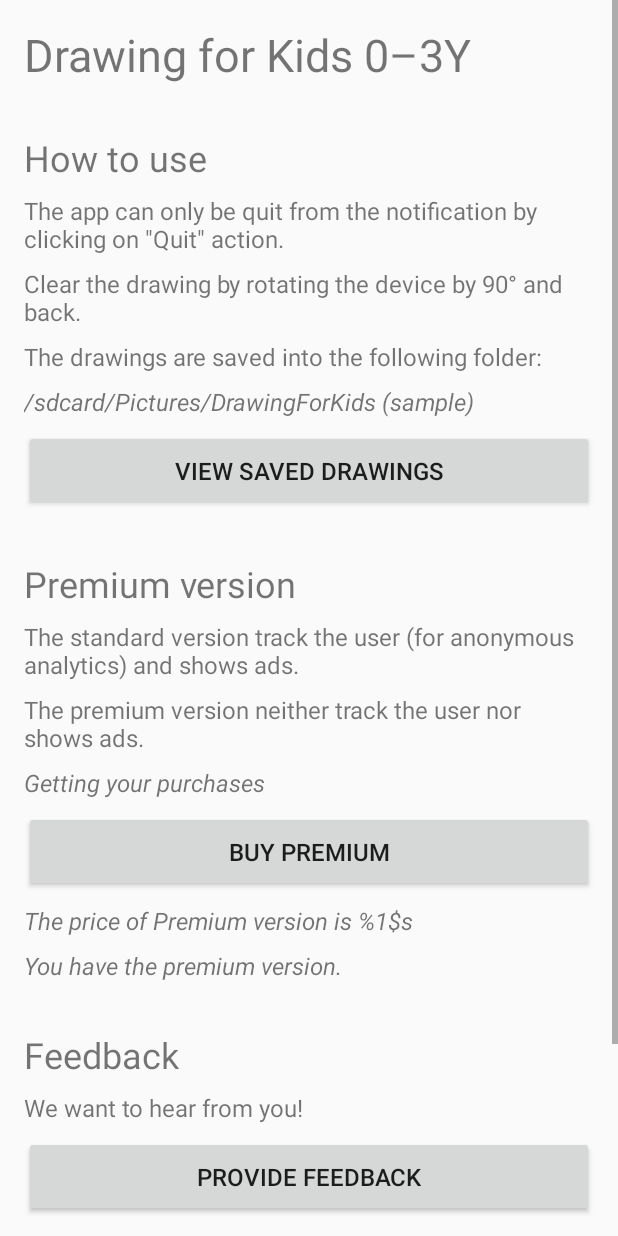
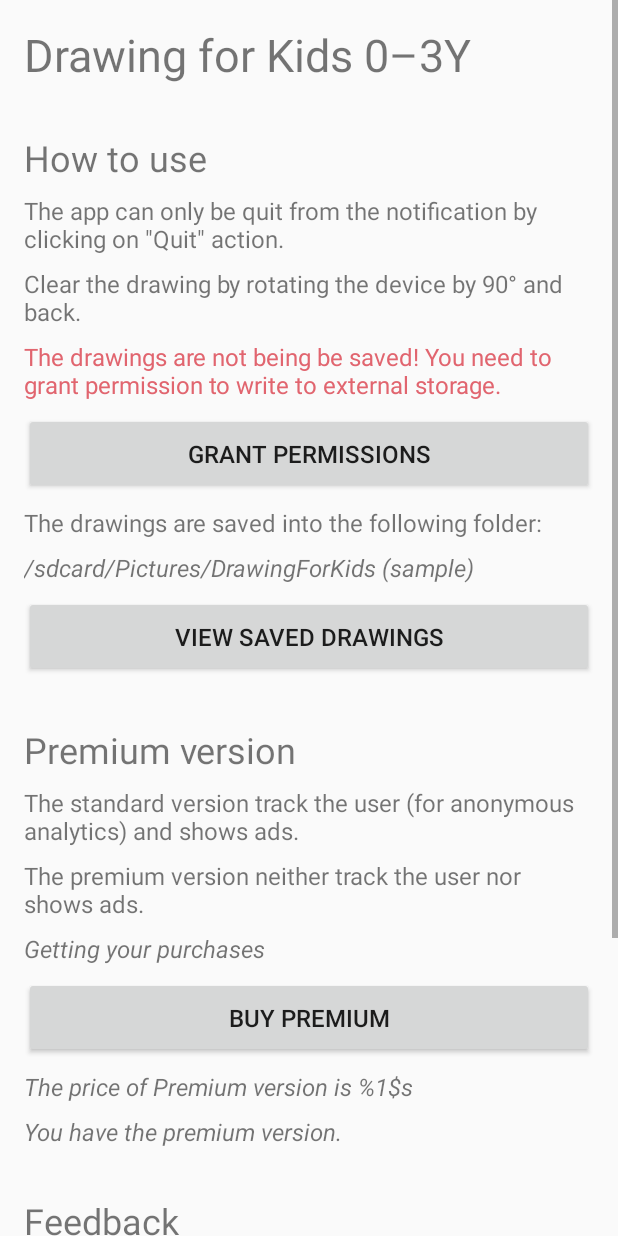
Before and after one commit to jmalenko/DrawingForKids, an Android app: the layout activity_settings.xml on its own in the app's theme, with its tools: preview values and no code run, on a phone screen of 412 x 824 dp. Run offline under Robolectric (Android 15) with nearby library versions, the phone set to English and light mode, and no system bars.

Commit message:
Grant permissions from settings

```diff
--- a/app/src/main/res/layout/activity_settings.xml
+++ b/app/src/main/res/layout/activity_settings.xml
@@ -32,6 +32,36 @@
                 android:text="@string/text_how_to_use_2"
                 android:textSize="16sp"
                 android:layout_marginTop="8dp"/>
+
+        <LinearLayout
+                android:orientation="vertical"
+                android:layout_width="match_parent"
+                android:layout_height="wrap_content"
+                android:id="@+id/noPermissions"
+                android:gravity="start">
+
+            <TextView
+                    android:layout_width="match_parent" android:layout_height="wrap_content"
+                    android:text="@string/text_how_to_use_cannot_be_saved"
+                    android:textColor="@color/colorWarning"
+                    android:textSize="16sp"
+                    android:layout_marginTop="8dp"/>
+            <Button
+                    android:text="@string/button_grant_permissions"
+                    android:layout_width="match_parent"
+                    android:layout_height="wrap_content"
+                    android:textSize="16sp"
+                    android:id="@+id/grantPermissions"
+                    android:layout_marginTop="8dp" android:padding="16dp"/>
+        </LinearLayout>
+
+        <LinearLayout
+                android:orientation="vertical"
+                android:layout_width="match_parent"
+                android:layout_height="wrap_content"
+                android:id="@+id/hasPermissions"
+                android:gravity="start">
+
             <TextView
                     android:layout_width="match_parent" android:layout_height="wrap_content"
                     android:text="@string/text_how_to_use_3"
@@ -52,7 +82,7 @@
                     android:textSize="16sp"
                     android:id="@+id/viewSavedButton"
                     android:layout_marginTop="8dp" android:padding="16dp"/>
-
+        </LinearLayout>
 
         <TextView
                 android:layout_width="match_parent" android:layout_height="wrap_content"
--- a/app/src/main/res/values/colors.xml
+++ b/app/src/main/res/values/colors.xml
@@ -4,5 +4,7 @@
     <color name="colorPrimaryDark">#303F9F</color>
     <color name="colorAccent">#FF4081</color>
 
+    <color name="colorWarning">@color/S_1060_R</color>
+
     <color name="black_overlay">#66000000</color>
 </resources>
--- a/app/src/main/res/values/strings.xml
+++ b/app/src/main/res/values/strings.xml
@@ -9,6 +9,8 @@
     <string name="notification_main_action_clear">Clear</string>
     <string name="notification_main_action_settings">Settings</string>
 
+    <string name="toast_cannot_save">The image was NOT saved! You need to grant permission to write to external storage.</string>
+
     <!-- Settings -->
 
     <string name="title_activity_settings">Settings</string>
@@ -16,7 +18,9 @@
     <string name="text_how_to_use">How to use</string>
     <string name="text_how_to_use_1">The app can only be quit from the notification by clicking on \"Quit\" action.</string>
     <string name="text_how_to_use_2">Clear the drawing by rotating the device by 90° and back.</string>
+    <string name="text_how_to_use_cannot_be_saved">The drawings are not being be saved! You need to grant permission to write to external storage.</string>
     <string name="text_how_to_use_3">The drawings are saved into the following folder:</string>
+    <string name="button_grant_permissions">Grant permissions</string>
     <string name="button_view_saved_drawings">View saved drawings</string>
 
 
```
Also changed, not shown: app/src/main/java/cz/jaro/drawing/DrawingActivity.kt (+22 -8 lines), app/src/main/java/cz/jaro/drawing/PublicReceiver.kt (+8 -6 lines), app/src/main/java/cz/jaro/drawing/SettingsActivity.kt (+36 -3 lines). Lines whose indentation alone changed are shown as unchanged.
